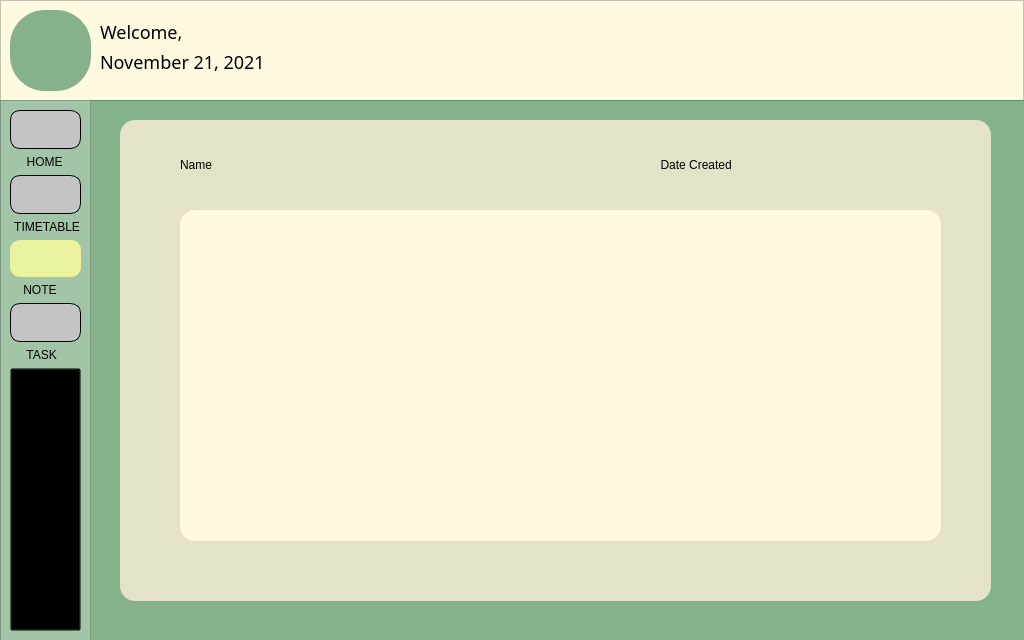
Old version of the form note_window.ui in the repository The-name-FPGN-is-already-taken/NoteMe.
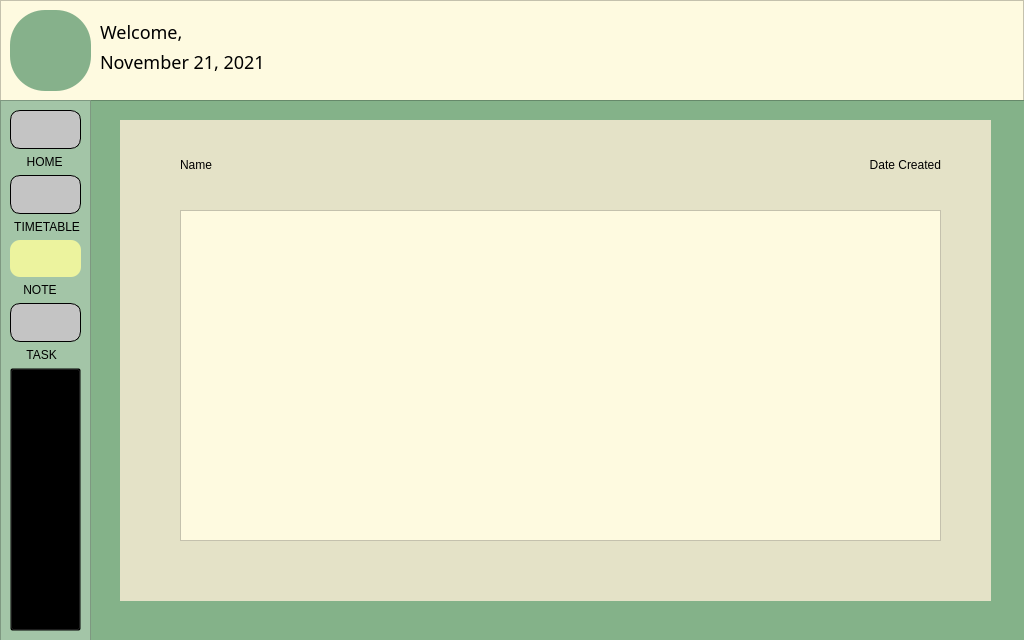
New version of the form. Icons and pictures are not drawn.

Commit message:
update add_note and note window
add note เรียบร้อย เหลือแสดงวันที่

What changed in the file:
```diff
--- a/note_window.ui
+++ b/note_window.ui
@@ -217,7 +217,7 @@
 top: 30px;
 
 background: #E4E2C7;
-border-radius: 15px;</string>
+</string>
      </property>
      <property name="frameShape">
       <enum>QFrame::VLine</enum>
@@ -225,6 +225,9 @@
      <property name="frameShadow">
       <enum>QFrame::Raised</enum>
      </property>
+     <property name="lineWidth">
+      <number>0</number>
+     </property>
      <widget class="QWidget" name="layoutWidget">
       <property name="geometry">
        <rect>
@@ -251,7 +254,10 @@
           <string notr="true">font: 75 14pt &quot;AvenirNext LT Pro Bold&quot;;</string>
          </property>
          <property name="text">
-          <string>                             Date Created</string>
+          <string>Date Created</string>
+         </property>
+         <property name="alignment">
+          <set>Qt::AlignRight|Qt::AlignTrailing|Qt::AlignVCenter</set>
          </property>
         </widget>
        </item>
```
Left out of the diff: 4 changed lines with no effect on the pictures. The commit also changes 11 other files.
